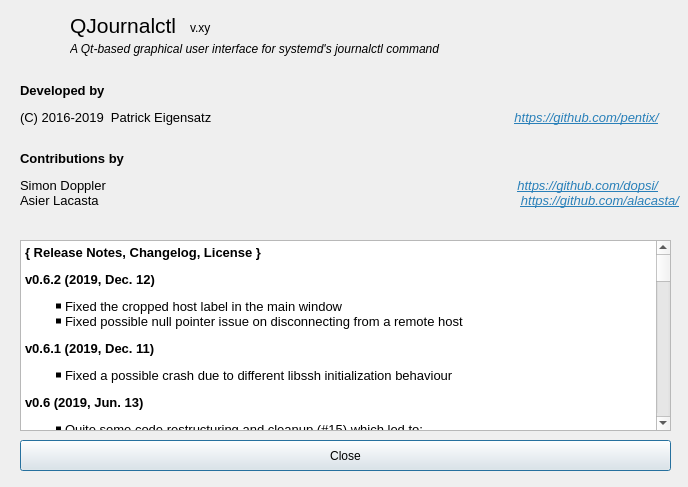
First picture: the form in ui/aboutdialog.ui, repository pentix/qjournalctl, before the edit.
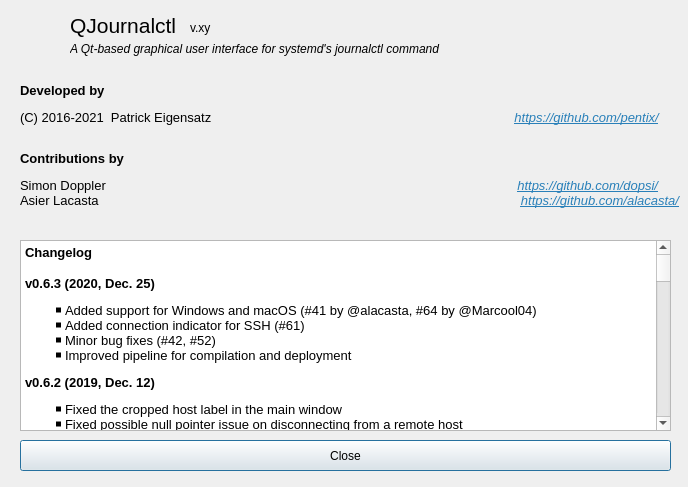
Second picture: the form after the edit. Icons and pictures are not drawn.

Commit message: Release QJournalctl v0.6.3

Patch:
```diff
--- a/ui/aboutdialog.ui
+++ b/ui/aboutdialog.ui
@@ -72,7 +72,7 @@
 p, li { white-space: pre-wrap; }
 &lt;/style&gt;&lt;/head&gt;&lt;body style=&quot; font-family:'Sans Serif'; font-size:9pt; font-weight:400; font-style:normal;&quot;&gt;
 &lt;p style=&quot; margin-top:12px; margin-bottom:12px; margin-left:0px; margin-right:0px; -qt-block-indent:0; text-indent:0px;&quot;&gt;&lt;span style=&quot; font-family:'Noto Sans'; font-size:10pt; font-weight:600;&quot;&gt;Developed by&lt;/span&gt;&lt;/p&gt;
-&lt;p style=&quot; margin-top:12px; margin-bottom:12px; margin-left:0px; margin-right:0px; -qt-block-indent:0; text-indent:0px;&quot;&gt;&lt;span style=&quot; font-family:'Noto Sans'; font-size:10pt;&quot;&gt;(C) 2016-2019  Patrick Eigensatz                                                                                    &lt;/span&gt;&lt;a href=&quot;https://github.com/pentix/&quot;&gt;&lt;span style=&quot; font-family:'Noto Sans'; font-size:10pt; font-style:italic; text-decoration: underline; color:#2980b9;&quot;&gt;https://github.com/pentix/&lt;/span&gt;&lt;/a&gt;&lt;span style=&quot; font-family:'Noto Sans'; font-size:10pt;&quot;&gt;&lt;br /&gt;&lt;/span&gt;&lt;/p&gt;
+&lt;p style=&quot; margin-top:12px; margin-bottom:12px; margin-left:0px; margin-right:0px; -qt-block-indent:0; text-indent:0px;&quot;&gt;&lt;span style=&quot; font-family:'Noto Sans'; font-size:10pt;&quot;&gt;(C) 2016-2021  Patrick Eigensatz                                                                                    &lt;/span&gt;&lt;a href=&quot;https://github.com/pentix/&quot;&gt;&lt;span style=&quot; font-family:'Noto Sans'; font-size:10pt; font-style:italic; text-decoration: underline; color:#2980b9;&quot;&gt;https://github.com/pentix/&lt;/span&gt;&lt;/a&gt;&lt;span style=&quot; font-family:'Noto Sans'; font-size:10pt;&quot;&gt;&lt;br /&gt;&lt;/span&gt;&lt;/p&gt;
 &lt;p style=&quot; margin-top:12px; margin-bottom:12px; margin-left:0px; margin-right:0px; -qt-block-indent:0; text-indent:0px;&quot;&gt;&lt;span style=&quot; font-family:'Noto Sans'; font-size:10pt; font-weight:600;&quot;&gt;Contributions by&lt;/span&gt;&lt;/p&gt;
 &lt;p style=&quot; margin-top:12px; margin-bottom:12px; margin-left:0px; margin-right:0px; -qt-block-indent:0; text-indent:0px;&quot;&gt;&lt;span style=&quot; font-family:'Noto Sans'; font-size:10pt;&quot;&gt;Simon Doppler                                                                                                                  &lt;/span&gt;&lt;a href=&quot;https://github.com/dopsi/&quot;&gt;&lt;span style=&quot; font-family:'Noto Sans'; font-size:10pt; font-style:italic; text-decoration: underline; color:#2980b9;&quot;&gt;https://github.com/dopsi/&lt;/span&gt;&lt;/a&gt;&lt;span style=&quot; font-family:'Noto Sans'; font-size:10pt;&quot;&gt;&lt;br /&gt;Asier Lacasta                                                                                                                     &lt;/span&gt;&lt;a href=&quot;https://github.com/alacasta/&quot;&gt;&lt;span style=&quot; font-family:'Noto Sans'; font-size:10pt; font-style:italic; text-decoration: underline; color:#2980b9;&quot;&gt;https://github.com/alacasta/&lt;/span&gt;&lt;/a&gt;&lt;/p&gt;&lt;/body&gt;&lt;/html&gt;</string>
    </property>
@@ -160,7 +160,12 @@
 &lt;html&gt;&lt;head&gt;&lt;meta name=&quot;qrichtext&quot; content=&quot;1&quot; /&gt;&lt;style type=&quot;text/css&quot;&gt;
 p, li { white-space: pre-wrap; }
 &lt;/style&gt;&lt;/head&gt;&lt;body style=&quot; font-family:'Sans Serif'; font-size:9pt; font-weight:400; font-style:normal;&quot;&gt;
-&lt;p style=&quot; margin-top:16px; margin-bottom:12px; margin-left:0px; margin-right:0px; -qt-block-indent:0; text-indent:0px;&quot;&gt;&lt;a name=&quot;Changelog_0&quot;&gt;&lt;/a&gt;&lt;span style=&quot; font-family:'Noto Sans'; font-size:10pt; font-weight:600;&quot;&gt;{&lt;/span&gt;&lt;span style=&quot; font-family:'Noto Sans'; font-size:10pt; font-weight:600;&quot;&gt; Release Notes, Changelog, License }&lt;/span&gt;&lt;/p&gt;
+&lt;p style=&quot; margin-top:16px; margin-bottom:12px; margin-left:0px; margin-right:0px; -qt-block-indent:0; text-indent:0px;&quot;&gt;&lt;span style=&quot; font-family:'Noto Sans'; font-size:10pt; font-weight:600;&quot;&gt;Changelog&lt;/span&gt;&lt;/p&gt;
+&lt;p style=&quot; margin-top:16px; margin-bottom:12px; margin-left:0px; margin-right:0px; -qt-block-indent:0; text-indent:0px;&quot;&gt;&lt;a name=&quot;v05_2&quot;&gt;&lt;/a&gt;&lt;span style=&quot; font-family:'Noto Sans'; font-size:10pt; font-weight:600;&quot;&gt;v&lt;/span&gt;&lt;span style=&quot; font-family:'Noto Sans'; font-size:10pt; font-weight:600;&quot;&gt;0.6.3 (2020, Dec. 25)&lt;/span&gt;&lt;/p&gt;
+&lt;ul type=&quot;square&quot; style=&quot;margin-top: 0px; margin-bottom: 0px; margin-left: 0px; margin-right: 0px; -qt-list-indent: 1;&quot;&gt;&lt;li style=&quot; font-family:'Noto Sans'; font-size:10pt;&quot; style=&quot; margin-top:0px; margin-bottom:0px; margin-left:0px; margin-right:0px; -qt-block-indent:0; text-indent:0px;&quot;&gt;Added support for Windows and macOS (#41 by @alacasta, #64 by @Marcool04)&lt;/li&gt;
+&lt;li style=&quot; font-family:'Noto Sans'; font-size:10pt;&quot; style=&quot; margin-top:0px; margin-bottom:0px; margin-left:0px; margin-right:0px; -qt-block-indent:0; text-indent:0px;&quot;&gt;Added connection indicator for SSH (#61)&lt;/li&gt;
+&lt;li style=&quot; font-family:'Noto Sans'; font-size:10pt;&quot; style=&quot; margin-top:0px; margin-bottom:0px; margin-left:0px; margin-right:0px; -qt-block-indent:0; text-indent:0px;&quot;&gt;Minor bug fixes (#42, #52)&lt;/li&gt;
+&lt;li style=&quot; font-family:'Noto Sans'; font-size:10pt;&quot; style=&quot; margin-top:0px; margin-bottom:0px; margin-left:0px; margin-right:0px; -qt-block-indent:0; text-indent:0px;&quot;&gt;Improved pipeline for compilation and deployment&lt;/li&gt;&lt;/ul&gt;
 &lt;p style=&quot; margin-top:12px; margin-bottom:12px; margin-left:0px; margin-right:0px; -qt-block-indent:0; text-indent:0px;&quot;&gt;&lt;a name=&quot;v05_2&quot;&gt;&lt;/a&gt;&lt;span style=&quot; font-family:'Noto Sans'; font-size:10pt; font-weight:600;&quot;&gt;v&lt;/span&gt;&lt;span style=&quot; font-family:'Noto Sans'; font-size:10pt; font-weight:600;&quot;&gt;0.6.2 (2019, Dec. 12)&lt;/span&gt;&lt;/p&gt;
 &lt;ul type=&quot;square&quot; style=&quot;margin-top: 0px; margin-bottom: 0px; margin-left: 0px; margin-right: 0px; -qt-list-indent: 1;&quot;&gt;&lt;li style=&quot; font-family:'Noto Sans'; font-size:10pt;&quot; style=&quot; margin-top:0px; margin-bottom:0px; margin-left:0px; margin-right:0px; -qt-block-indent:0; text-indent:0px;&quot;&gt;Fixed the cropped host label in the main window&lt;/li&gt;
 &lt;li style=&quot; font-family:'Noto Sans'; font-size:10pt;&quot; style=&quot; margin-top:0px; margin-bottom:0px; margin-left:0px; margin-right:0px; -qt-block-indent:0; text-indent:0px;&quot;&gt;Fixed possible null pointer issue on disconnecting from a remote host&lt;/li&gt;&lt;/ul&gt;
@@ -203,6 +208,7 @@
 &lt;li style=&quot; font-family:'Noto Sans'; font-size:10pt;&quot; style=&quot; margin-top:0px; margin-bottom:0px; margin-left:0px; margin-right:0px; -qt-block-indent:0; text-indent:0px;&quot;&gt;Showing the journal of a specific boot&lt;/li&gt;
 &lt;li style=&quot; font-family:'Noto Sans'; font-size:10pt;&quot; style=&quot; margin-top:0px; margin-bottom:0px; margin-left:0px; margin-right:0px; -qt-block-indent:0; text-indent:0px;&quot;&gt;Showing the complete journal&lt;/li&gt;
 &lt;li style=&quot; font-family:'Noto Sans'; font-size:10pt;&quot; style=&quot; margin-top:0px; margin-bottom:0px; margin-left:0px; margin-right:0px; -qt-block-indent:0; text-indent:0px;&quot;&gt;Filter by date or priority&lt;/li&gt;&lt;/ul&gt;
+&lt;p style=&quot;-qt-paragraph-type:empty; margin-top:16px; margin-bottom:12px; margin-left:0px; margin-right:0px; -qt-block-indent:0; text-indent:0px;&quot;&gt;&lt;br /&gt;&lt;/p&gt;
 &lt;p style=&quot; margin-top:16px; margin-bottom:12px; margin-left:0px; margin-right:0px; -qt-block-indent:0; text-indent:0px;&quot;&gt;&lt;span style=&quot; font-family:'Noto Sans'; font-size:10pt; font-weight:600;&quot;&gt;License&lt;/span&gt;&lt;/p&gt;
 &lt;p style=&quot; margin-top:12px; margin-bottom:12px; margin-left:0px; margin-right:0px; -qt-block-indent:0; text-indent:0px;&quot;&gt;&lt;span style=&quot; font-family:'Noto Sans'; font-size:10pt;&quot;&gt;This program is free software: you can redistribute it and/or modify it under the terms of&lt;br /&gt;the GNU General Public License as published by the Free Software Foundation, either version 3&lt;br /&gt;of the License, or (at your option) any later version.&lt;/span&gt;&lt;/p&gt;
 &lt;p style=&quot; margin-top:12px; margin-bottom:12px; margin-left:0px; margin-right:0px; -qt-block-indent:0; text-indent:0px;&quot;&gt;&lt;span style=&quot; font-family:'Noto Sans'; font-size:10pt;&quot;&gt;This program is distributed in the hope that it will be useful, but WITHOUT ANY WARRANTY;&lt;br /&gt;without even the implied warranty of MERCHANTABILITY or FITNESS FOR A PARTICULAR PURPOSE.&lt;br /&gt;See the GNU General Public License for more details.&lt;/span&gt;&lt;/p&gt;&lt;/body&gt;&lt;/html&gt;</string>
```
The commit also changes 7 other files.
